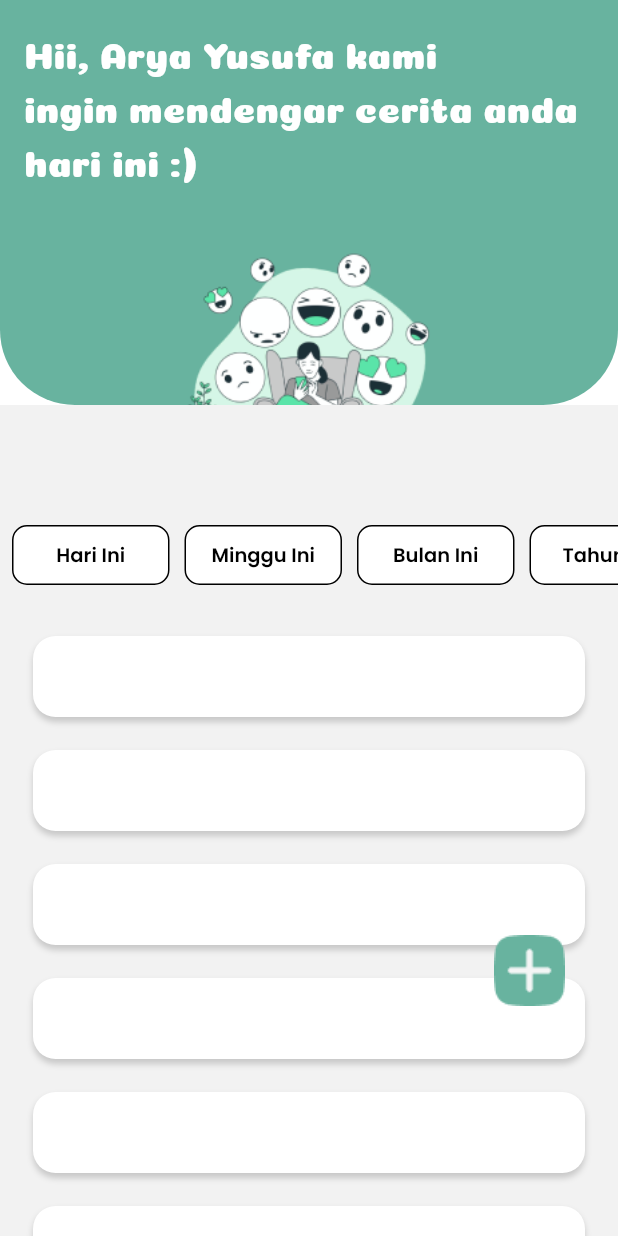
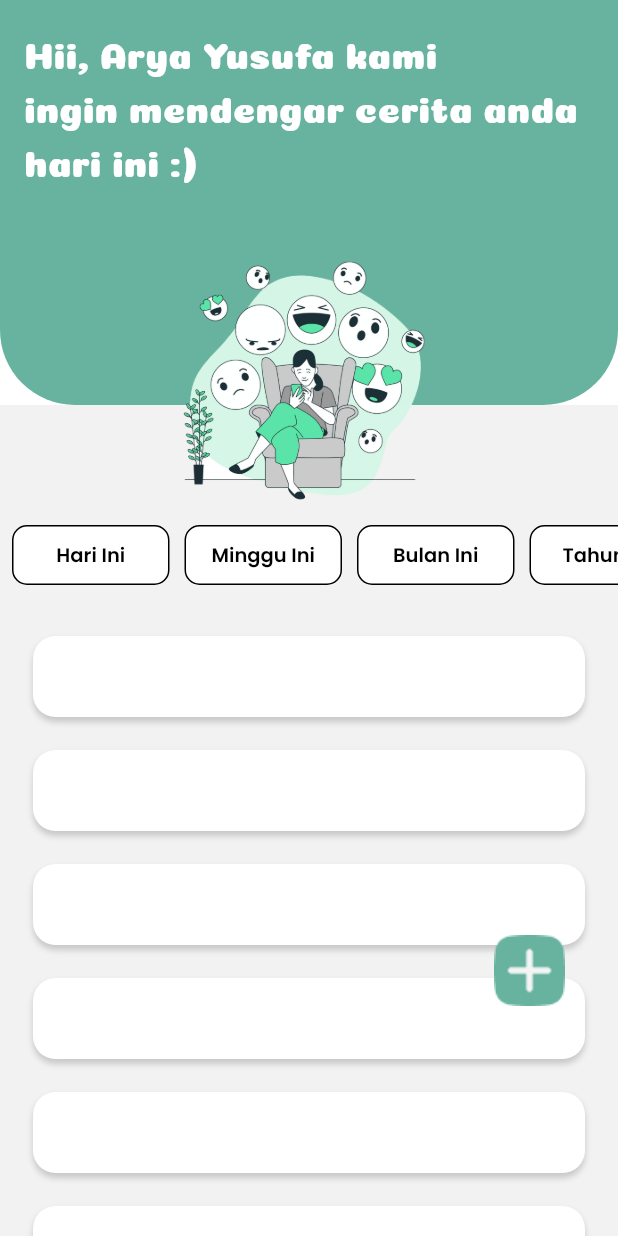
Before and after one commit to afikque23/Mental_Health_App, a Flutter app: the TrackerPage screen opened directly, on a phone screen of 412 x 824 dp. Run offline on Flutter 3.47's test engine with Material 3 defaults, Android fonts, the phone set to English and light mode, and no system bars; our stand-ins replace flutter_bloc, flutter_svg, hydrated_bloc, introduction_screen, shared_preferences; accounts and stored records are empty.

Commit message:
menambah gambar di tracker

```diff
--- a/lib/core/configs/assets/app_images.dart
+++ b/lib/core/configs/assets/app_images.dart
@@ -10,5 +10,6 @@ class AppImages {
   static const String homeAppbar = '${basePath}appbar_home.png';
   static const String trackerimage = '${basePath}trackerimage.png';
   static const String plustracker = '${basePath}add.png';
+  static const String imagetracker = '${basePath}imagetracker.png';
 
 }
--- a/lib/presentation/tracker/pages/tracker_page.dart
+++ b/lib/presentation/tracker/pages/tracker_page.dart
@@ -60,21 +60,6 @@ class TrackerPage extends StatelessWidget {
                                 ),
                               ),
                             ],
-                          ),
-                        ),
-                      ),
-                    ),
-                    // Gambar di atas header
-                    Positioned(
-                      bottom: -70, // Atur posisi gambar sesuai keinginan
-                      child: Container(
-                        height: 180, // Tinggi gambar
-                        width: 180, // Lebar gambar
-                        decoration: const BoxDecoration(
-                          image: DecorationImage(
-                            image: AssetImage(AppImages.trackerimage),
-                            fit: BoxFit
-                                .cover, // Atur gambar agar sesuai dengan kontainer
                           ),
                         ),
                       ),
@@ -171,6 +156,21 @@ class TrackerPage extends StatelessWidget {
               ),
             ],
           ),
+          // Gambar di luar header hijau, dengan posisi yang bisa diatur
+          Positioned(
+            left: 113, // Atur posisi gambar dari kiri
+            top: 165, // Atur posisi gambar dari atas
+            child: Container(
+              height: 180, // Tinggi gambar
+              width: 180, // Lebar gambar
+              decoration: const BoxDecoration(
+                image: DecorationImage(
+                  image: AssetImage(AppImages.imagetracker),
+                  fit: BoxFit.cover, // Atur gambar agar sesuai dengan kontainer
+                ),
+              ),
+            ),
+          ),
           Positioned(
             left: 305, // Jarak dari kiri
             top: 595, // Jarak dari atas untuk menjaga jarak dengan header
```
Also changed, not shown: assets/images/imagetracker.png (added).
